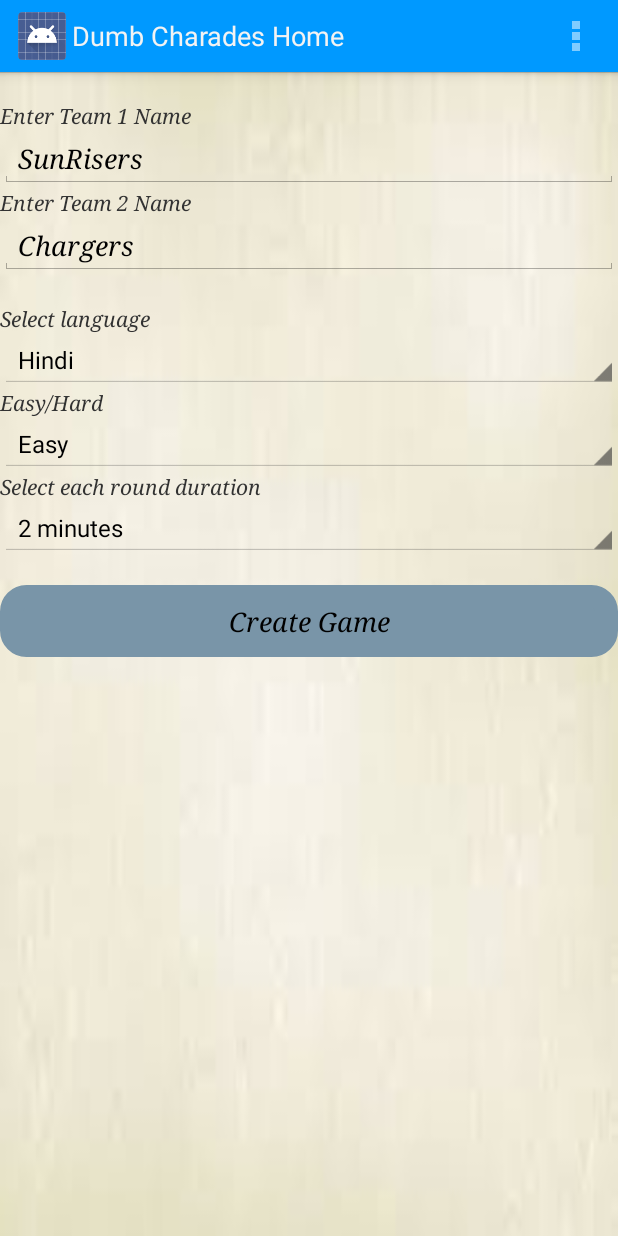
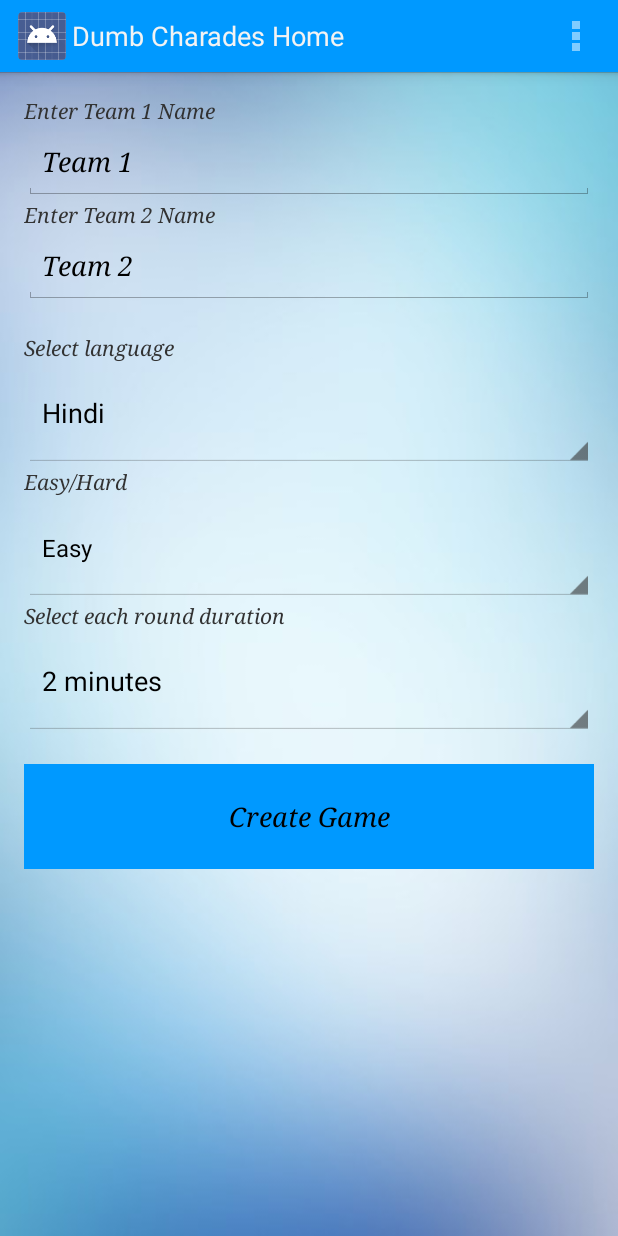
Before and after one commit to kishorependyala/DumbCharades, an Android app: the screen it shows after launch (HomeScreenActivity), on a phone screen of 412 x 824 dp. Run offline under Robolectric (Android 15) with nearby library versions, the phone set to English and light mode, and no system bars.

Commit message:
newly added background and changes in UI

```diff
--- a/app/src/main/java/com/teabreaktechnology/dumcharades/HomeScreenActivity.java
+++ b/app/src/main/java/com/teabreaktechnology/dumcharades/HomeScreenActivity.java
@@ -22,8 +22,8 @@ public class HomeScreenActivity extends Activity {
 
         final EditText team1EditText = (EditText) findViewById(R.id.team1Name);
         final EditText team2EditText = (EditText) findViewById(R.id.team2Name);
-        team1EditText.setText("SunRisers");
-        team2EditText.setText("Chargers");
+        team1EditText.setText("Team 1");
+        team2EditText.setText("Team 2");
 
 
         Button createGameButton = (Button) findViewById(R.id.createGameButton);
@@ -35,12 +35,12 @@ public class HomeScreenActivity extends Activity {
         String[] languages = new String[]{"Hindi", "Telugu"};
 
         final Spinner timeIntervalSpinner = (Spinner) findViewById(R.id.timeIntervalForEachPlay);
-        ArrayAdapter<String> timeIntervalAdapter = new ArrayAdapter<String>(this, android.R.layout.simple_spinner_item, timeIntervals);
+        ArrayAdapter<String> timeIntervalAdapter = new ArrayAdapter<String>(this, android.R.layout.simple_list_item_1, timeIntervals);
         timeIntervalSpinner.setAdapter(timeIntervalAdapter);
         timeIntervalSpinner.setSelection(1);
 
         final Spinner languageSpinner = (Spinner) findViewById(R.id.language);
-        ArrayAdapter<String> languageAdapter = new ArrayAdapter<String>(this, android.R.layout.simple_spinner_item, languages);
+        ArrayAdapter<String> languageAdapter = new ArrayAdapter<String>(this, android.R.layout.simple_list_item_1, languages);
         languageSpinner.setAdapter(languageAdapter);
 
         String[] difficultyLevelForDropDown = new String[]{"Easy", "Hard"};
--- a/app/src/main/res/layout/activity_home_screen.xml
+++ b/app/src/main/res/layout/activity_home_screen.xml
@@ -1,30 +1,19 @@
-<FrameLayout xmlns:android="http://schemas.android.com/apk/res/android"
+<ScrollView xmlns:android="http://schemas.android.com/apk/res/android"
     xmlns:tools="http://schemas.android.com/tools"
     android:id="@+id/container"
     android:layout_width="match_parent"
     android:layout_height="match_parent"
-    tools:context=".HomeScreen"
-    tools:ignore="MergeRootFrame">
+    android:background="@drawable/background"
+    tools:context=".HomeScreen">
 
     <LinearLayout
-        android:layout_width="fill_parent"
-        android:layout_height="fill_parent"
-        android:layout_alignParentBottom="true"
-        android:layout_alignParentLeft="true"
-        android:layout_alignParentStart="true"
-        android:background="@drawable/home_plain"
+        android:layout_width="match_parent"
+        android:layout_height="wrap_content"
         android:fontFamily="serif"
+        android:padding="16dp"
         android:orientation="vertical"
         android:textStyle="italic">
 
-        <TextView
-            android:id="@+id/spacer1"
-            android:layout_width="wrap_content"
-            android:layout_height="wrap_content"
-            android:divider="@drawable/padding"
-            android:fontFamily="serif"
-            android:text=""
-            android:textStyle="italic" />
 
         <TextView
             android:id="@+id/textView"
@@ -37,7 +26,7 @@
         <EditText
             android:id="@+id/team1Name"
             android:layout_width="match_parent"
-            android:layout_height="wrap_content"
+            android:layout_height="50dp"
             android:fontFamily="serif"
             android:textStyle="italic" />
 
@@ -54,7 +43,7 @@
         <EditText
             android:id="@+id/team2Name"
             android:layout_width="match_parent"
-            android:layout_height="wrap_content"
+            android:layout_height="50dp"
             android:fontFamily="serif"
             android:textStyle="italic" />
 
@@ -81,7 +70,7 @@
         <Spinner
             android:id="@+id/language"
             android:layout_width="match_parent"
-            android:layout_height="wrap_content"
+            android:layout_height="70dp"
             android:fontFamily="serif"
             android:textStyle="italic" />
 
@@ -98,7 +87,7 @@
         <Spinner
             android:id="@+id/difficultyLevel"
             android:layout_width="match_parent"
-            android:layout_height="wrap_content"
+            android:layout_height="70dp"
             android:fontFamily="serif"
             android:textStyle="italic" />
 
@@ -115,7 +104,7 @@
         <Spinner
             android:id="@+id/timeIntervalForEachPlay"
             android:layout_width="match_parent"
-            android:layout_height="wrap_content"
+            android:layout_height="70dp"
             android:fontFamily="serif"
             android:textStyle="italic" />
 
@@ -133,12 +122,11 @@
         <Button
             android:id="@+id/createGameButton"
             android:layout_width="match_parent"
-            android:layout_height="wrap_content"
-            android:layout_centerHorizontal="true"
-            android:background="@drawable/colors"
+            android:layout_height="70dp"
+            android:background="@drawable/blue"
             android:fontFamily="serif"
             android:text="Create Game"
             android:textStyle="italic" />
     </LinearLayout>
 
-</FrameLayout>
+</ScrollView>
```
Also changed, not shown: app/src/main/res/layout/activity_create_teams.xml (+6 -6 lines), app/src/main/res/layout/activity_game_play.xml (+12 -15 lines), app/src/main/res/drawable-hdpi/background.jpg (added), app/src/main/res/drawable-hdpi/correct.png (added), app/src/main/res/drawable-hdpi/next.png (added), app/src/main/res/drawable-hdpi/pause.png (added), app/src/main/res/drawable-hdpi/play.png (added), 1 other file.
